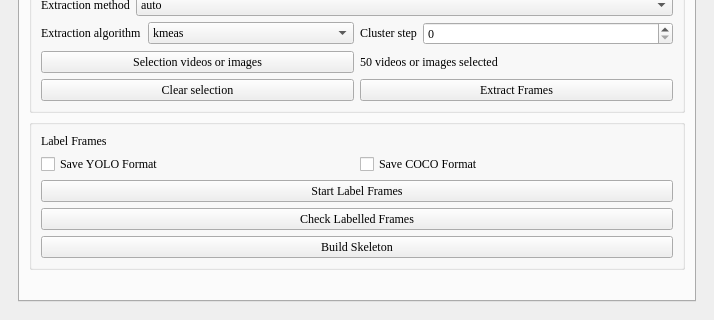
First picture: the form in animalposetracker/gui/ui/animalposetracker.ui, repository wux024/AnimalPoseTracker, before the edit; both pictures show x 0 to 714 and y 171 to 491 of the 714 by 491 pixel window.
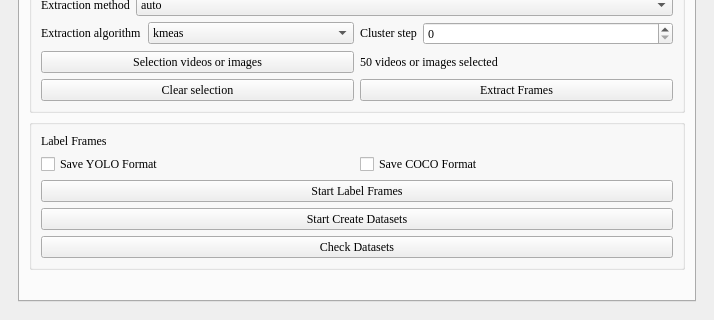
Second picture: the form after the edit. The open tabs and pages were chosen to show the change. Icons and pictures are not drawn.

Diff of the .ui file:
```diff
--- a/animalposetracker/gui/ui/animalposetracker.ui
+++ b/animalposetracker/gui/ui/animalposetracker.ui
@@ -959,7 +959,7 @@
                  <item>
                   <widget class="QPushButton" name="CheckLabelledFrames">
                    <property name="text">
-                    <string>Check Labelled Frames</string>
+                    <string>Start Create Datasets</string>
                    </property>
                   </widget>
                  </item>
@@ -972,7 +972,7 @@
                     </sizepolicy>
                    </property>
                    <property name="text">
-                    <string>Build Skeleton</string>
+                    <string>Check Datasets</string>
                    </property>
                   </widget>
                  </item>
```
Left out of the diff: 8 changed lines with no effect on the pictures.
